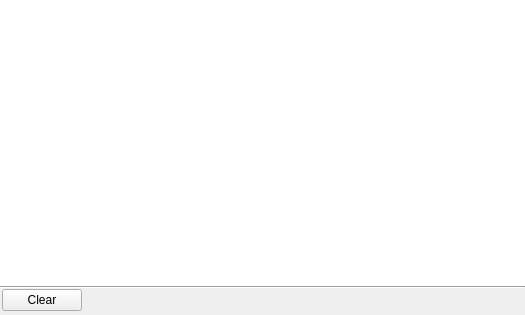
Old version of the form src/downloads/downloadmanager.ui in the repository QupZilla/qupzilla.
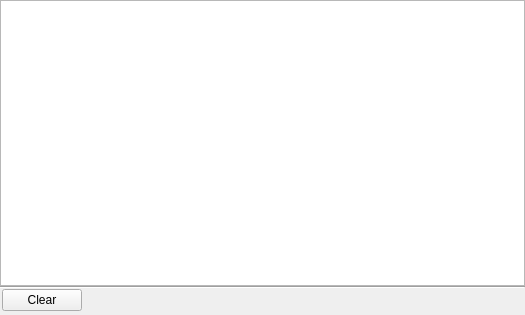
New version of the form. Icons and pictures are not drawn.

The edit to the form file:
```diff
--- a/src/downloads/downloadmanager.ui
+++ b/src/downloads/downloadmanager.ui
@@ -41,9 +41,6 @@
    </property>
    <item>
     <widget class="QListWidget" name="list">
-     <property name="styleSheet">
-      <string notr="true">border: none;</string>
-     </property>
      <property name="horizontalScrollBarPolicy">
       <enum>Qt::ScrollBarAlwaysOff</enum>
      </property>
```
